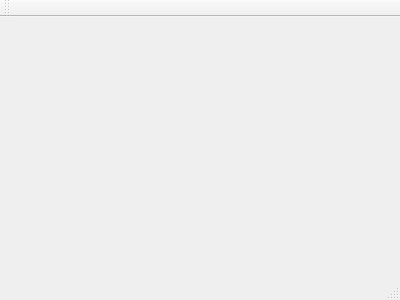
The window that mainwindow.ui (15389230265/flirCameraQtWight) describes before a commit, drawn with Qt 5.
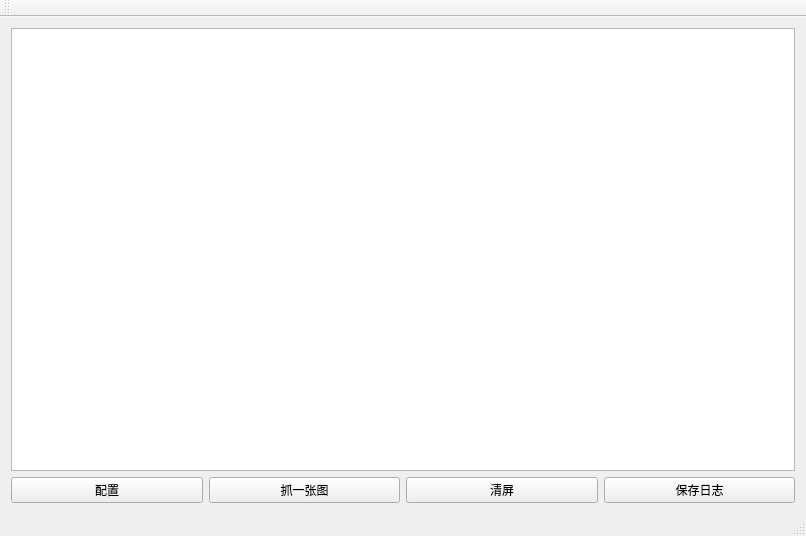
The same window after the commit.

Patch:
```diff
--- a/mainwindow.ui
+++ b/mainwindow.ui
@@ -1,24 +1,77 @@
 <ui version="4.0">
  <class>MainWindow</class>
- <widget class="QMainWindow" name="MainWindow" >
-  <property name="geometry" >
+ <widget class="QMainWindow" name="MainWindow">
+  <property name="geometry">
    <rect>
     <x>0</x>
     <y>0</y>
-    <width>400</width>
-    <height>300</height>
+    <width>806</width>
+    <height>536</height>
    </rect>
   </property>
   <property name="windowTitle" >
    <string>MainWindow</string>
   </property>
-  <widget class="QMenuBar" name="menuBar" />
-  <widget class="QToolBar" name="mainToolBar" />
-  <widget class="QWidget" name="centralWidget" />
-  <widget class="QStatusBar" name="statusBar" />
+  <widget class="QWidget" name="centralWidget">
+   <layout class="QVBoxLayout" name="verticalLayout">
+    <item>
+     <widget class="QTextEdit" name="textEdit"/>
+    </item>
+    <item>
+     <layout class="QHBoxLayout" name="horizontalLayout">
+      <item>
+       <widget class="QPushButton" name="pushButtonTest">
+        <property name="text">
+         <string>配置</string>
+        </property>
+       </widget>
+      </item>
+      <item>
+       <widget class="QPushButton" name="pushButtonCatchImg">
+        <property name="text">
+         <string>抓一张图</string>
+        </property>
+       </widget>
+      </item>
+      <item>
+       <widget class="QPushButton" name="pushButtonClear">
+        <property name="text">
+         <string>清屏</string>
+        </property>
+       </widget>
+      </item>
+      <item>
+       <widget class="QPushButton" name="pushButtonSaveLog">
+        <property name="text">
+         <string>保存日志</string>
+        </property>
+       </widget>
+      </item>
+     </layout>
+    </item>
+   </layout>
+  </widget>
+  <widget class="QMenuBar" name="menuBar">
+   <property name="geometry">
+    <rect>
+     <x>0</x>
+     <y>0</y>
+     <width>806</width>
+     <height>23</height>
+    </rect>
+   </property>
+  </widget>
+  <widget class="QToolBar" name="mainToolBar">
+   <attribute name="toolBarArea">
+    <enum>TopToolBarArea</enum>
+   </attribute>
+   <attribute name="toolBarBreak">
+    <bool>false</bool>
+   </attribute>
+  </widget>
+  <widget class="QStatusBar" name="statusBar"/>
  </widget>
- <layoutDefault spacing="6" margin="11" />
- <pixmapfunction></pixmapfunction>
+ <layoutdefault spacing="6" margin="11"/>
  <resources/>
  <connections/>
 </ui>
```
Left out of the diff: 3 changed lines with no effect on the pictures.
